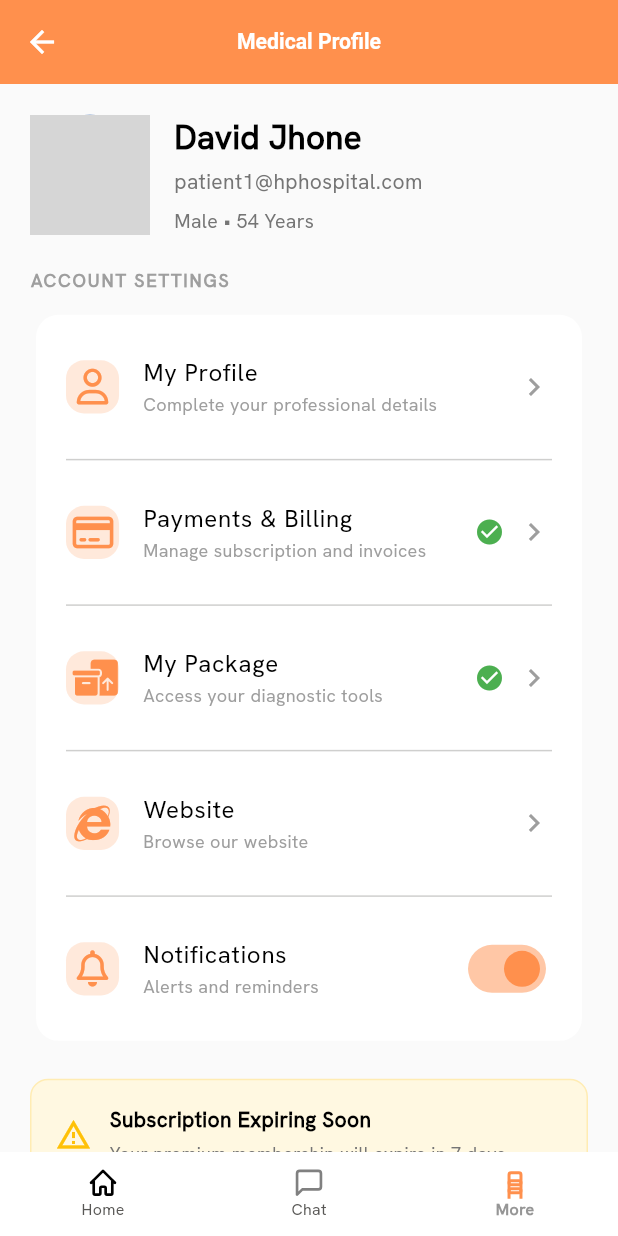
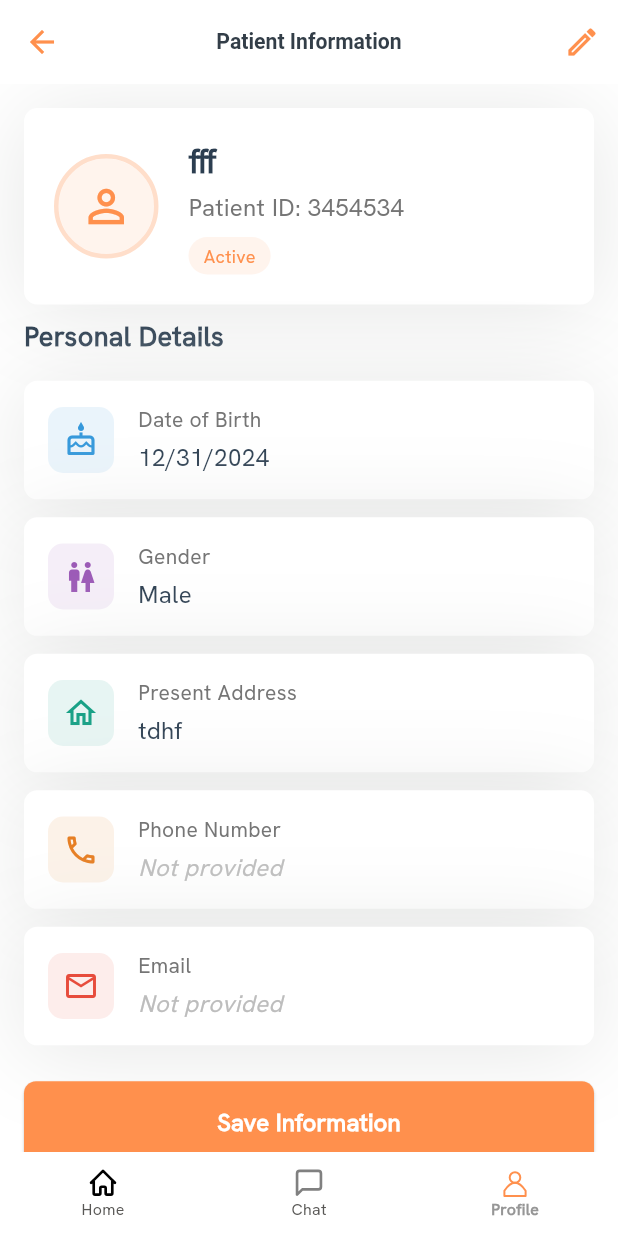
Before and after one commit to asifmahmud1971/starter_project, a Flutter app: the StaffDashboardScreen screen opened by its route, item 3 of the bottom bar chosen, on a phone screen of 412 x 824 dp. Run offline on Flutter 3.47's test engine with Material 3 defaults, Android fonts, the phone set to English and light mode, and no system bars; our stand-ins replace another_flushbar, bloc, cached_network_image, carousel_slider, connectivity_plus, dartz and 23 more; accounts and stored records are empty; network calls fail; project files that could hold a hidden picture were left out; grey boxes are pictures that could not be loaded.

Commit message:
staff profile UI complete

```diff
--- a/lib/core/components/custom_empty_body.dart
+++ b/lib/core/components/custom_empty_body.dart
@@ -26,7 +26,7 @@ class CustomEmptyBody extends StatelessWidget {
     switch (type) {
       case EmptyType.gallery:
         return CustomEmptyBody(
-          icons: Assets.imagesMusicEmpty,
+          icons: "",
           title: AppStrings.noPageFound.tr(),
         );
       default:
--- a/lib/core/constants/app_strings.dart
+++ b/lib/core/constants/app_strings.dart
@@ -16,7 +16,6 @@ class AppStrings {
   static const String email = "email";
   static const String provideValidNumber = "provideValidNumber";
   static const String logOut = "logOut";
-  static const String home = "home";
 
   static const String forgotPassword = "Forgot Password";
   static const String login = "Login";
@@ -116,17 +115,46 @@ class AppStrings {
   static const String markAsGiven = "Mark as Given";
   static const String notGiven = "Not Given";
   static const String couldNotLaunch = "Could not launch";
-  static const String taskManager = 'task_manager';
-  static const String yourTasks = 'your_tasks';
-  static const String inProgress = 'in_progress';
+  static const String taskManager = 'Task Manager';
+  static const String yourTasks = 'Your Task';
+  static const String inProgress = 'In Progress';
   static const String completed = 'completed';
-  static const String assignDate = 'assign_date';
-  static const String lastDate = 'last_date';
-  static const String daysRemaining = 'days_remaining';
-  static const String updatingStatus = 'updating_status';
+  static const String assignDate = 'Assign Date';
+  static const String lastDate = 'Last Date';
+  static const String daysRemaining = 'Day Remaining';
+  static const String updatingStatus = 'Updating Status';
   static const String attendance = 'Attendance';
   static const String myPackage = 'My Package';
   static const String onDemandService = 'On-Demand Service';
   static const String latestArticle = 'Latest article';
+  static const String chat = 'Chat';
+  static const String profile = 'Profile';
+  static const String home = "Home";
+  // 🎯 Constants
+  static const String title = "Edit Profile";
+  static const String save = "Save";
+  static const String personalInfo = "Personal Information";
+  static const String firstName = "First Name";
+  static const String lastName = "Last Name";
+  static const String fatherName = "Father Name";
+  static const String motherName = "Mother Name";
+  static const String dob = "Date of Birth";
+  static const String gender = "Gender";
+  static const String presentAddress = "Present Address";
+  static const String permanentAddress = "Permanent Address";
+  static const String parentsNid = "Parents NID";
+  static const String nid = "NID Number";
+  static const String altMobile = "Alternative Mobile";
+  static const String updateProfile = "Update Profile";
+
+  // 🎯 Error messages
+  static const String enterFirstName = "Please enter your first name";
+  static const String enterLastName = "Please enter your last name";
+  static const String enterDob = "Please select your date of birth";
+  static const String enterGender = "Please select your gender";
+  static const String enterPresentAddress = "Please enter your present address";
+  static const String enterNid = "Please enter your NID number";
+  static const String profileUpdated = "Profile updated successfully";
+  static const String hintAltMobile = "+880 1XXX XXXXXX";
 
 }
--- a/lib/features/dashboard/cubit/dashboard_cubit.dart
+++ b/lib/features/dashboard/cubit/dashboard_cubit.dart
@@ -8,6 +8,7 @@ import 'package:medPilot/features/patient_portal/cart/view/patient_cart_homescre
 import 'package:medPilot/features/patient_portal/chat/view/chat_screen.dart';
 import 'package:medPilot/features/patient_portal/home/view/patient_home_screen.dart';
 import 'package:medPilot/features/patient_portal/more/view/more_option_screen.dart';
+import 'package:medPilot/features/staff_portal/profile/view/staff_profile_screen.dart';
 import 'package:medPilot/features/staff_portal/view/staff_home_screen.dart';
 
 @injectable
@@ -27,7 +28,7 @@ class DashboardCubit extends Cubit<DashboardState> {
   List<Widget>? staffScreen = [
     const StaffHomeScreen(),
     const PalliativeChatScreen(),
-    MoreOptionScreen()
+    PersonalInfoScreen()
   ];
 
   void onPageChanged(int index) async {
--- a/lib/features/dashboard/view/staff_dashboard_screen.dart
+++ b/lib/features/dashboard/view/staff_dashboard_screen.dart
@@ -70,13 +70,13 @@ class _StaffDashboardScreenState extends State<StaffDashboardScreen> {
               ),
               BottomNavigationBarItem(
                 icon: CustomSvg(
-                  icon: Assets.medMore,
+                  icon: Assets.iconsProfile,
                 ),
                 activeIcon: CustomSvg(
-                  icon: Assets.medMore,
+                  icon: Assets.iconsProfile,
                   color: AppColors.kPrimaryColor,
                 ),
-                label: "More",
+                label: "Profile",
               ),
             ],
           ),
--- /dev/null
+++ b/lib/features/staff_portal/profile/view/staff_profile_screen.dart
@@ -0,0 +1,250 @@
+import 'package:flutter/material.dart';
+import 'package:flutter_screenutil/flutter_screenutil.dart';
+import 'package:medPilot/core/app/app_context.dart';
+import 'package:medPilot/core/constants/app_colors.dart';
+import 'package:medPilot/features/staff_portal/profile/view/edit_staff_profile_screen.dart';
+
+class PersonalInfoScreen extends StatelessWidget {
+  const PersonalInfoScreen({super.key});
+
+  @override
+  Widget build(BuildContext context) {
+    return Scaffold(
+      appBar: AppBar(
+        title: const Text('Patient Information'),
+        centerTitle: true,
+        actions: [
+          IconButton(
+            icon: const Icon(Icons.edit_outlined, color: AppColors.kPrimaryColor),
+            onPressed: () {
+              GetContext.to(EditProfileScreen());
+            },
+          ),
+        ],
+      ),
+      body: SingleChildScrollView(
+        padding: const EdgeInsets.all(16),
+        child: Column(
+          children: [
+            // Patient Header Card
+            Container(
+              decoration: BoxDecoration(
+                  borderRadius: BorderRadius.circular(10.r),
+                  color: AppColors.kWhiteColor,
+                  boxShadow: [AppColors.backgroundShadow]
+              ),
+              margin: EdgeInsets.only(bottom: 10.h),
+              child: Padding(
+                padding: const EdgeInsets.all(20),
+                child: Row(
+                  children: [
+                    Container(
+                      decoration: BoxDecoration(
+                        shape: BoxShape.circle,
+                        border: Border.all(color: AppColors.kPrimaryColor.withValues(alpha: 0.3), width: 3),
+                      ),
+                      child:  CircleAvatar(
+                        radius: 36.r,
+                        backgroundColor: AppColors.kPrimaryColor.withValues(alpha: 0.1),
+                        child: Icon(
+                          Icons.person_outline,
+                          size: 40.r,
+                          color: AppColors.kPrimaryColor,
+                        ),
+                      ),
+                    ),
+                    const SizedBox(width: 20),
+                    Expanded(
+                      child: Column(
+                        crossAxisAlignment: CrossAxisAlignment.start,
+                        children: [
+                          const Text(
+                            'fff',
+                            style: TextStyle(
+                              fontSize: 22,
+                              fontWeight: FontWeight.w600,
+                              color: Color(0xFF2C3E50),
+                            ),
+                          ),
+                          const SizedBox(height: 4),
+                          Text(
+                            'Patient ID: 3454534',
+                            style: TextStyle(
+                              fontSize: 16,
+                              color: Colors.grey.shade600,
+                            ),
+                          ),
+                          const SizedBox(height: 8),
+                          Container(
+                            padding: const EdgeInsets.symmetric(horizontal: 10, vertical: 4),
+                            decoration: BoxDecoration(
+                              color: AppColors.kPrimaryColor.withValues(alpha: 0.1),
+                              borderRadius: BorderRadius.circular(20),
+                            ),
+                            child: const Text(
+                              'Active',
+                              style: TextStyle(
+                                fontSize: 12,
+                                color: AppColors.kPrimaryColor,
+                                fontWeight: FontWeight.w500,
+                              ),
+                            ),
+                          ),
+                        ],
+                      ),
+                    ),
+                  ],
+                ),
+              ),
+            ),
+
+            // Information Section
+            const Align(
+              alignment: Alignment.centerLeft,
+              child: Text(
+                'Personal Details',
+                style: TextStyle(
+                  fontSize: 18,
+                  fontWeight: FontWeight.w600,
+                  color: Color(0xFF2C3E50),
+                ),
+              ),
+            ),
+            const SizedBox(height: 16),
+
+            // Info Cards
+            _buildInfoCard(
+              icon: Icons.cake_outlined,
+              title: 'Date of Birth',
+              value: '12/31/2024',
+              color: const Color(0xFF3498DB),
+            ),
+            const SizedBox(height: 12),
+            _buildInfoCard(
+              icon: Icons.wc_outlined,
+              title: 'Gender',
+              value: 'Male',
+              color: const Color(0xFF9B59B6),
+            ),
+            const SizedBox(height: 12),
+            _buildInfoCard(
+              icon: Icons.home_outlined,
+              title: 'Present Address',
+              value: 'tdhf',
+              color: const Color(0xFF16A085),
+            ),
+            const SizedBox(height: 12),
+            _buildInfoCard(
+              icon: Icons.phone_outlined,
+              title: 'Phone Number',
+              value: '',
+              color: const Color(0xFFE67E22),
+            ),
+            const SizedBox(height: 12),
+            _buildInfoCard(
+              icon: Icons.email_outlined,
+              title: 'Email',
+              value: '',
+              color: const Color(0xFFE74C3C),
+            ),
+            const SizedBox(height: 24),
+
+            // Action Button
+            SizedBox(
+              width: double.infinity,
+              child: ElevatedButton(
+                onPressed: () {
+                  ScaffoldMessenger.of(context).showSnackBar(
+                    const SnackBar(
+                      content: Text('Information saved'),
+                      backgroundColor: Color(0xFF16A085),
+                    ),
+                  );
+                },
+                style: ElevatedButton.styleFrom(
+                  backgroundColor: AppColors.kPrimaryColor,
+                  foregroundColor: Colors.white,
+                  padding: const EdgeInsets.symmetric(vertical: 16),
+                  shape: RoundedRectangleBorder(
+                    borderRadius: BorderRadius.circular(8),
+                  ),
+                ),
+                child: const Text(
+                  'Save Information',
+                  style: TextStyle(
+                    fontSize: 16,
+                    fontWeight: FontWeight.w600,
+                  ),
+                ),
+              ),
+            ),
+          ],
+        ),
+      ),
+    );
+  }
+
+  Widget _buildInfoCard({
+    required IconData icon,
+    required String title,
+    required String value,
+    required Color color,
+  }) {
+    return Container(
+      decoration: BoxDecoration(
+        borderRadius: BorderRadius.circular(10.r),
+        color: AppColors.kWhiteColor,
+        boxShadow: [AppColors.backgroundShadow]
+      ),
+      child: Padding(
+        padding: const EdgeInsets.all(16),
+        child: Row(
+          children: [
+            Container(
+              padding: const EdgeInsets.all(10),
+              decoration: BoxDecoration(
+                color: color.withOpacity(0.1),
+                borderRadius: BorderRadius.circular(10),
+              ),
+              child: Icon(icon, color: color, size: 24),
+            ),
+            const SizedBox(width: 16),
+            Expanded(
+              child: Column(
+                crossAxisAlignment: CrossAxisAlignment.start,
+                children: [
+                  Text(
+                    title,
+                    style: TextStyle(
+                      fontSize: 14,
+                      fontWeight: FontWeight.w500,
+                      color: Colors.grey.shade600,
+                    ),
+                  ),
+                  const SizedBox(height: 4),
+                  value.isNotEmpty
+                      ? Text(
+                    value,
+                    style: const TextStyle(
+                      fontSize: 16,
+                      fontWeight: FontWeight.w500,
+                      color: Color(0xFF2C3E50),
+                    ),
+                  )
+                      : Text(
+                    'Not provided',
+                    style: TextStyle(
+                      fontSize: 16,
+                      color: Colors.grey.shade400,
+                      fontStyle: FontStyle.italic,
+                    ),
+                  ),
+                ],
+              ),
+            ),
+          ],
+        ),
+      ),
+    );
+  }
+}
```
Also changed, not shown: lib/features/staff_portal/profile/view/edit_staff_profile_screen.dart (added, +368 -0 lines), assets/icons/profile.svg (added), lib/generated/assets.dart.
